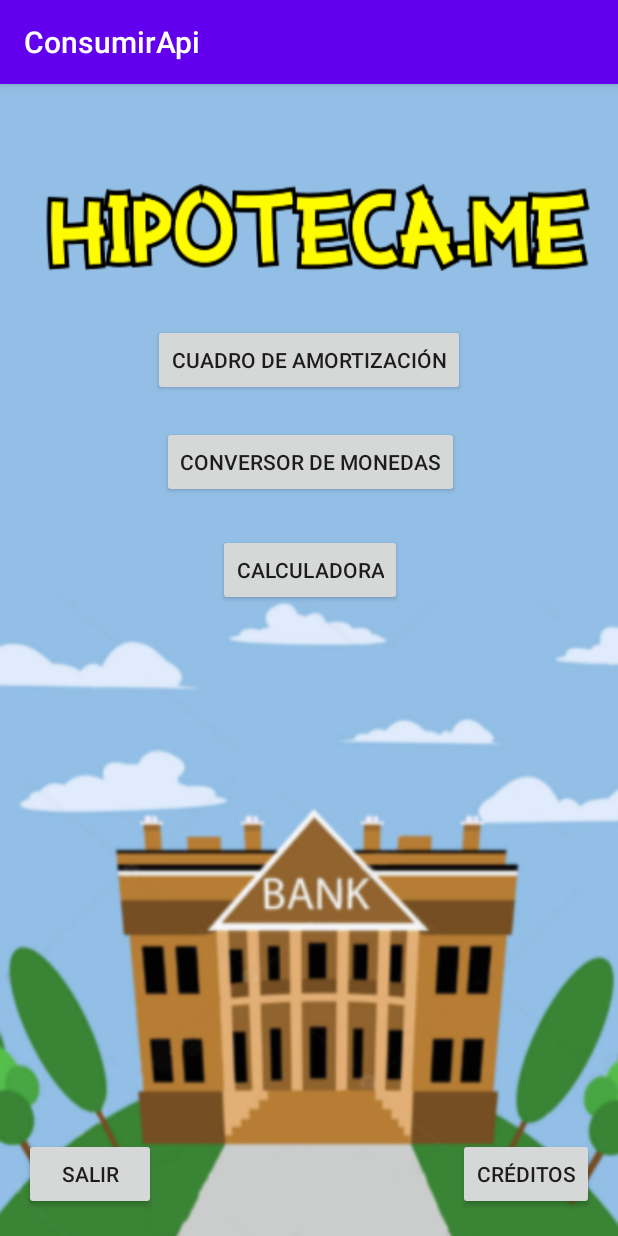
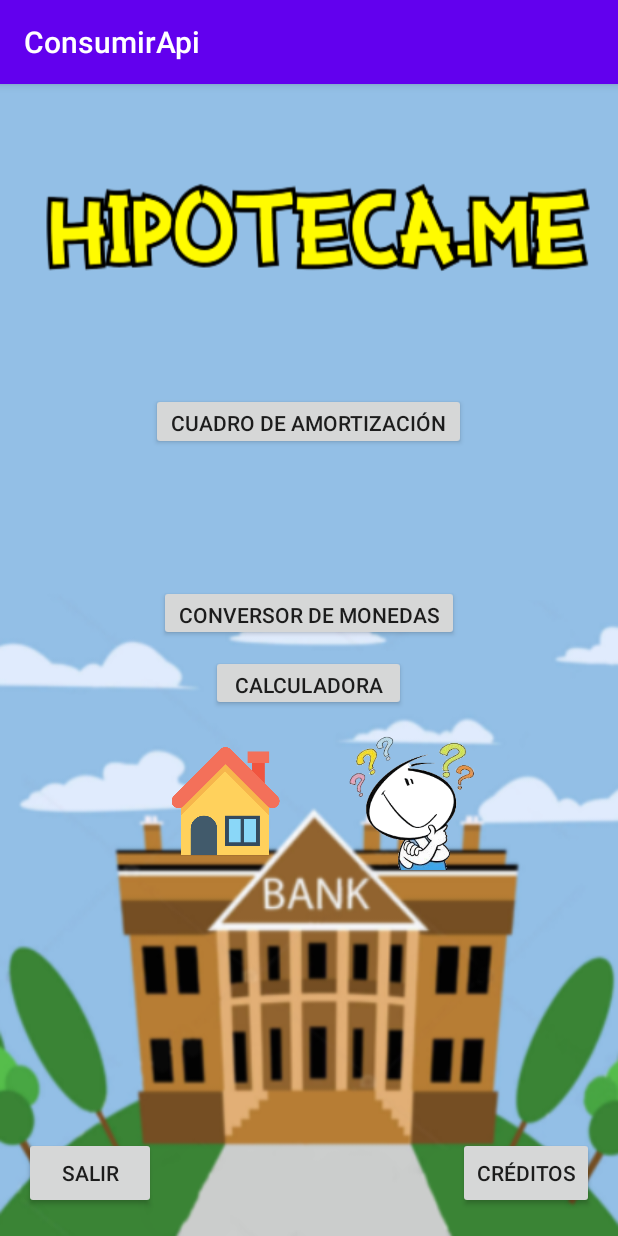
Before and after one commit to LauraSanCes/Hipoteca.Me, an Android app: the screen it shows after launch (MainActivity), on a phone screen of 412 x 824 dp. Run offline under Robolectric (Android 15) with nearby library versions, the phone set to English and light mode, and no system bars.

Commit message:
[FINALIZADO] Catálogo + [UPDATE] Design -Julio

```diff
--- a/app/src/main/java/com/example/consumirapi/screen_amort/AdapterPersn.java
+++ b/app/src/main/java/com/example/consumirapi/screen_amort/AdapterPersn.java
@@ -45,7 +45,7 @@ public class AdapterPersn extends BaseAdapter
     {
 
 
-        convertView = LayoutInflater.from(context).inflate(R.layout.activity_item_fila, null);
+        convertView = LayoutInflater.from(context).inflate(R.layout.item_fila, null);
 
         TextView pkmID = convertView.findViewById(R.id.txt_view_id);
         TextView pkmCUOTA_CONST = convertView.findViewById(R.id.txt_view_result);
--- a/app/src/main/java/com/example/consumirapi/screen_catalogo/AdapterPersn.java
+++ b/app/src/main/java/com/example/consumirapi/screen_catalogo/AdapterPersn.java
@@ -12,7 +12,7 @@ import com.example.consumirapi.R;
 import com.squareup.picasso.Picasso;
 import java.util.ArrayList;
 
-public class AdapterPersn
+public class AdapterPersn extends BaseAdapter
 {
     ArrayList<Item_casa> casaList;
     Context context;
@@ -43,7 +43,7 @@ public class AdapterPersn
     public View getView(int position, View convertView, ViewGroup parent)
     {
         Item_casa casa = (Item_casa) getItem(position);
-        convertView = LayoutInflater.from(context).inflate(R.layout.item_list, null);
+        convertView = LayoutInflater.from(context).inflate(R.layout.item_casa, null);
         ImageView casaImage = convertView.findViewById(R.id.casa_imag);
         TextView casaNombre = convertView.findViewById(R.id.casa_name);
         TextView casaPrecio = convertView.findViewById(R.id.casa_price);
--- a/app/src/main/res/layout/activity_main.xml
+++ b/app/src/main/res/layout/activity_main.xml
@@ -9,38 +9,50 @@
 
     <Button
         android:id="@+id/btn_amort"
-        android:layout_width="wrap_content"
-        android:layout_height="wrap_content"
-        android:layout_marginTop="160dp"
+        android:layout_width="210dp"
+        android:layout_height="38dp"
+        android:layout_marginStart="100dp"
+        android:layout_marginLeft="100dp"
+        android:layout_marginTop="124dp"
+        android:layout_marginEnd="101dp"
+        android:layout_marginRight="101dp"
+        android:layout_marginBottom="8dp"
         android:onClick="onClickAmort"
         android:text="Cuadro de Amortización"
+        app:layout_constraintBottom_toTopOf="@+id/btn_conver"
         app:layout_constraintEnd_toEndOf="parent"
         app:layout_constraintStart_toStartOf="parent"
         app:layout_constraintTop_toTopOf="parent" />
 
     <Button
         android:id="@+id/btn_conver"
-        android:layout_width="wrap_content"
-        android:layout_height="wrap_content"
-        android:layout_marginTop="20dp"
-        android:layout_marginEnd="4dp"
-        android:layout_marginRight="4dp"
+        android:layout_width="200dp"
+        android:layout_height="37dp"
+        android:layout_marginStart="105dp"
+        android:layout_marginLeft="105dp"
+        android:layout_marginEnd="106dp"
+        android:layout_marginRight="106dp"
+        android:layout_marginBottom="9dp"
         android:onClick="onClickConver"
         android:text="Conversor de Monedas"
-        app:layout_constraintEnd_toEndOf="@+id/btn_amort"
-        app:layout_constraintTop_toBottomOf="@+id/btn_amort" />
+        app:layout_constraintBottom_toTopOf="@+id/btn_calc"
+        app:layout_constraintEnd_toEndOf="parent"
+        app:layout_constraintStart_toStartOf="parent" />
 
     <Button
         android:id="@+id/btn_calc"
-        android:layout_width="wrap_content"
-        android:layout_height="wrap_content"
-        android:layout_marginStart="37dp"
-        android:layout_marginLeft="37dp"
-        android:layout_marginTop="24dp"
+        android:layout_width="130dp"
+        android:layout_height="37dp"
+        android:layout_marginStart="140dp"
+        android:layout_marginLeft="140dp"
+        android:layout_marginEnd="141dp"
+        android:layout_marginRight="141dp"
+        android:layout_marginBottom="16dp"
         android:onClick="onClickCalc"
         android:text="Calculadora"
-        app:layout_constraintStart_toStartOf="@+id/btn_conver"
-        app:layout_constraintTop_toBottomOf="@+id/btn_conver" />
+        app:layout_constraintBottom_toTopOf="@+id/imageView10"
+        app:layout_constraintEnd_toEndOf="parent"
+        app:layout_constraintStart_toStartOf="parent" />
 
     <Button
         android:id="@+id/btn_exit"
@@ -48,7 +60,7 @@
         android:layout_height="wrap_content"
         android:layout_marginStart="16dp"
         android:layout_marginLeft="16dp"
-        android:layout_marginBottom="17dp"
+        android:layout_marginBottom="18dp"
         android:onClick="onClickExit"
         android:text="Salir"
         app:layout_constraintBottom_toBottomOf="parent"
@@ -60,9 +72,35 @@
         android:layout_height="wrap_content"
         android:layout_marginEnd="16dp"
         android:layout_marginRight="16dp"
-        android:layout_marginBottom="17dp"
+        android:layout_marginBottom="18dp"
         android:onClick="onClickCredit"
         android:text="Créditos"
         app:layout_constraintBottom_toBottomOf="parent"
         app:layout_constraintEnd_toEndOf="parent" />
+
+    <ImageView
+        android:id="@+id/btn_catalog"
+        android:layout_width="74dp"
+        android:layout_height="72dp"
+        android:layout_marginStart="113dp"
+        android:layout_marginLeft="113dp"
+        android:layout_marginBottom="254dp"
+        android:onClick="onClickCatalog"
+        app:layout_constraintBottom_toBottomOf="parent"
+        app:layout_constraintStart_toStartOf="parent"
+        app:srcCompat="@drawable/btn_catalogo" />
+
+    <ImageView
+        android:id="@+id/imageView10"
+        android:layout_width="130dp"
+        android:layout_height="90dp"
+        android:layout_marginStart="23dp"
+        android:layout_marginLeft="23dp"
+        android:layout_marginEnd="71dp"
+        android:layout_marginRight="71dp"
+        android:layout_marginBottom="178dp"
+        app:layout_constraintBottom_toTopOf="@+id/btn_cred"
+        app:layout_constraintEnd_toEndOf="parent"
+        app:layout_constraintStart_toEndOf="@+id/btn_catalog"
+        app:srcCompat="@drawable/btn_curiosity" />
 </androidx.constraintlayout.widget.ConstraintLayout>
```
Also changed, not shown: app/src/main/java/com/example/consumirapi/MainActivity.java (+8 -0 lines), app/src/main/java/com/example/consumirapi/screen_catalogo/DownloadTask.java (+132 -1 lines), app/src/main/java/com/example/consumirapi/screen_catalogo/Screen_catalogo.java (+104 -0 lines), app/src/main/res/layout/activity_screen_catalogo.xml (+10 -1 lines), app/src/main/res/drawable-v24/btn_catalogo.png (added), app/src/main/res/drawable-v24/btn_curiosity.png (added), app/src/main/res/layout/item_fila.xml (renamed from app/src/main/res/layout/activity_item_fila.xml).
